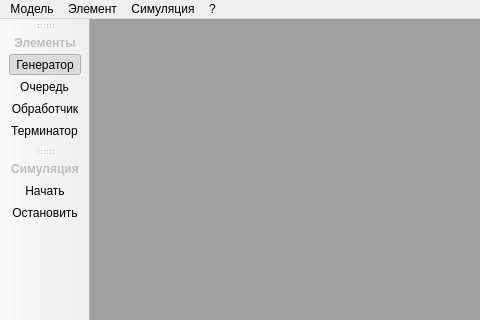
Above: mainwindow.ui from alekseyl1992/qmb before the change; both pictures show x 0 to 480 and y 0 to 320 of the 967 by 579 pixel window. Below: the same form after it.
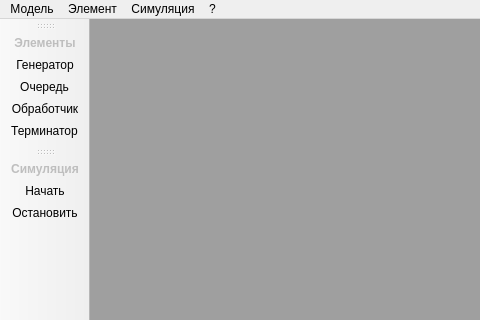
That is the form after the change. Icons and pictures are not drawn.

Diff of the .ui file:
```diff
--- a/mainwindow.ui
+++ b/mainwindow.ui
@@ -198,7 +198,7 @@
     <bool>true</bool>
    </property>
    <property name="checked">
-    <bool>true</bool>
+    <bool>false</bool>
    </property>
    <property name="text">
     <string>Генератор</string>
```
